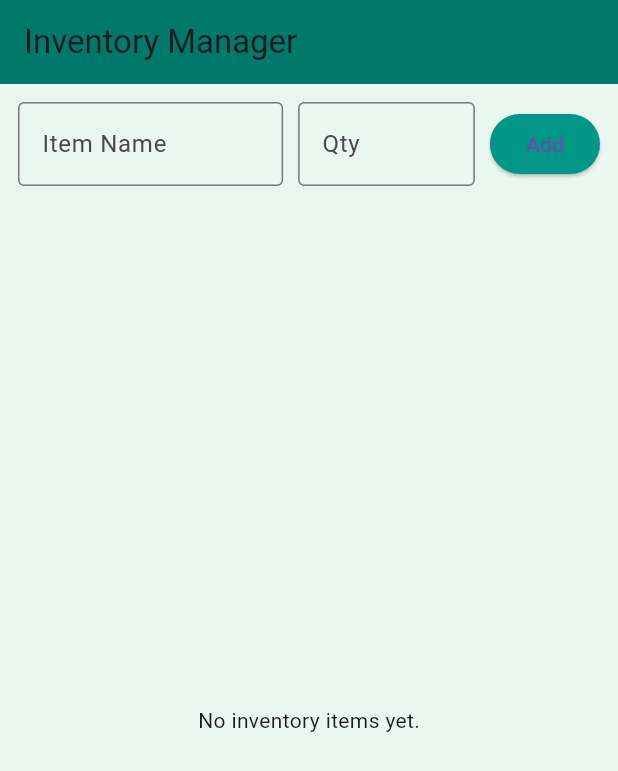
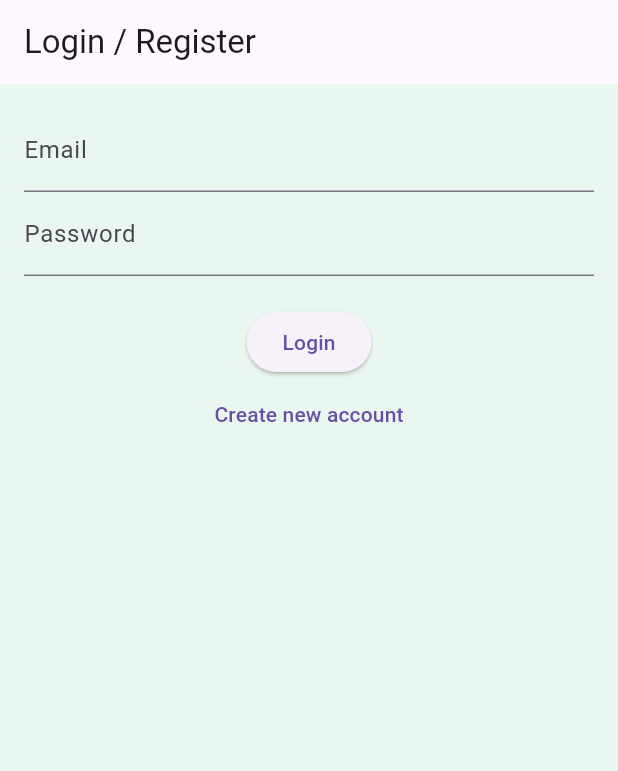
Before and after one commit to Mr-Adwok/flutter-assignment, a Flutter app: the screen it shows after launch, on a phone screen of 412 x 824 dp. Shown: the top 771 px of the screen. Run offline on Flutter 3.47's test engine with Material 3 defaults, Android fonts, the phone set to English and light mode, and no system bars; our stand-ins replace cloud_firestore, firebase_auth, firebase_core; accounts and stored records are empty.

Commit message:
added the functionality of the app

```diff
--- a/inventory_app/lib/main.dart
+++ b/inventory_app/lib/main.dart
@@ -1,6 +1,30 @@
 import 'package:flutter/material.dart';
+import 'package:firebase_core/firebase_core.dart';
+import 'package:flutter/foundation.dart' show kIsWeb;
+import 'package:cloud_firestore/cloud_firestore.dart';
+import 'package:firebase_auth/firebase_auth.dart';
 
-void main() => runApp(InventoryApp());
+void main() async {
+  WidgetsFlutterBinding.ensureInitialized();
+
+  if (kIsWeb) {
+    await Firebase.initializeApp(
+      options: const FirebaseOptions(
+        apiKey: "AIzaSyCsaq7cDCsRtFnNYTsLyIFwoFbSmtM5uwA",
+        authDomain: "inventory-app-firebase.firebaseapp.com",
+        projectId: "inventory-app-firebase",
+        storageBucket: "inventory-app-firebase.appspot.com",
+        messagingSenderId: "951849016862",
+        appId: "1:951849016862:web:e8f7da7f84900b2a1fd80f",
+        measurementId: "G-4Z6HTQWL9F",
+      ),
+    );
+  } else {
+    await Firebase.initializeApp();
+  }
+
+  runApp(InventoryApp());
+}
 
 class InventoryApp extends StatelessWidget {
   @override
@@ -9,18 +33,100 @@ class InventoryApp extends StatelessWidget {
       title: 'Inventory Manager',
       theme: ThemeData(
         primarySwatch: Colors.teal,
-        scaffoldBackgroundColor: Color(0xFFEAF7F1), // Light mint green
+        scaffoldBackgroundColor: Color(0xFFEAF7F1),
       ),
-      home: InventoryHomePage(),
+      home: AuthWrapper(),
     );
   }
 }
 
-class InventoryItem {
-  String name;
-  int quantity;
+class AuthWrapper extends StatelessWidget {
+  @override
+  Widget build(BuildContext context) {
+    return StreamBuilder<User?>(
+      stream: FirebaseAuth.instance.authStateChanges(),
+      builder: (context, snapshot) {
+        if (snapshot.connectionState == ConnectionState.active) {
+          final user = snapshot.data;
+          if (user == null) {
+            return AuthPage();
+          } else {
+            return InventoryHomePage();
+          }
+        } else {
+          return Scaffold(body: Center(child: CircularProgressIndicator()));
+        }
+      },
+    );
+  }
+}
 
-  InventoryItem(this.name, this.quantity);
+class AuthPage extends StatefulWidget {
+  @override
+  _AuthPageState createState() => _AuthPageState();
+}
+
+class _AuthPageState extends State<AuthPage> {
+  final _emailController = TextEditingController();
+  final _passwordController = TextEditingController();
+  bool isLogin = true;
+
+  Future<void> _authenticate() async {
+    final email = _emailController.text.trim();
+    final password = _passwordController.text.trim();
+
+    try {
+      if (isLogin) {
+        await FirebaseAuth.instance.signInWithEmailAndPassword(
+          email: email,
+          password: password,
+        );
+      } else {
+        await FirebaseAuth.instance.createUserWithEmailAndPassword(
+          email: email,
+          password: password,
+        );
+      }
+    } catch (e) {
+      ScaffoldMessenger.of(
+        context,
+      ).showSnackBar(SnackBar(content: Text('Auth Error: $e')));
+    }
+  }
+
+  @override
+  Widget build(BuildContext context) {
+    return Scaffold(
+      appBar: AppBar(title: Text('Login / Register')),
+      body: Padding(
+        padding: const EdgeInsets.all(16.0),
+        child: Column(
+          children: [
+            TextField(
+              controller: _emailController,
+              decoration: InputDecoration(labelText: 'Email'),
+            ),
+            TextField(
+              controller: _passwordController,
+              decoration: InputDecoration(labelText: 'Password'),
+              obscureText: true,
+            ),
+            SizedBox(height: 20),
+            ElevatedButton(
+              onPressed: _authenticate,
+              child: Text(isLogin ? 'Login' : 'Register'),
+            ),
+            TextButton(
+              onPressed: () => setState(() => isLogin = !isLogin),
+              child: Text(
+                isLogin ? 'Create new account' : 'Already have an account?',
+              ),
+            ),
+          ],
+        ),
+      ),
+    );
+  }
 }
 
 class InventoryHomePage extends StatefulWidget {
@@ -29,33 +135,37 @@ class InventoryHomePage extends StatefulWidget {
 }
 
 class _InventoryHomePageState extends State<InventoryHomePage> {
-  final List<InventoryItem> _items = [];
   final TextEditingController _nameController = TextEditingController();
   final TextEditingController _qtyController = TextEditingController();
 
-  void _addItem() {
+  CollectionReference get inventoryCollection {
+    final user = FirebaseAuth.instance.currentUser;
+    return FirebaseFirestore.instance
+        .collection('users')
+        .doc(user!.uid)
+        .collection('inventory');
+  }
+
+  Future<void> _addItem() async {
     String name = _nameController.text.trim();
     int? qty = int.tryParse(_qtyController.text.trim());
 
     if (name.isNotEmpty && qty != null && qty > 0) {
-      setState(() {
-        _items.add(InventoryItem(name, qty));
-      });
+      await inventoryCollection.add({'name': name, 'quantity': qty});
       _nameController.clear();
       _qtyController.clear();
     }
   }
 
-  void _editItem(int index) {
-    InventoryItem item = _items[index];
-    TextEditingController editNameController = TextEditingController(
-      text: item.name,
+  Future<void> _editItem(DocumentSnapshot doc) async {
+    final TextEditingController editNameController = TextEditingController(
+      text: doc['name'],
     );
-    TextEditingController editQtyController = TextEditingController(
-      text: item.quantity.toString(),
+    final TextEditingController editQtyController = TextEditingController(
+      text: doc['quantity'].toString(),
     );
 
-    showDialog(
+    await showDialog(
       context: context,
       builder: (_) => AlertDialog(
         title: Text('Edit Item'),
@@ -79,14 +189,13 @@ class _InventoryHomePageState extends State<InventoryHomePage> {
             child: Text('Cancel'),
           ),
           ElevatedButton(
-            onPressed: () {
+            onPressed: () async {
               String newName = editNameController.text.trim();
               int? newQty = int.tryParse(editQtyController.text.trim());
-
               if (newName.isNotEmpty && newQty != null && newQty > 0) {
-                setState(() {
-                  _items[index].name = newName;
-                  _items[index].quantity = newQty;
+                await inventoryCollection.doc(doc.id).update({
+                  'name': newName,
+                  'quantity': newQty,
                 });
                 Navigator.pop(context);
               }
@@ -98,10 +207,12 @@ class _InventoryHomePageState extends State<InventoryHomePage> {
     );
   }
 
-  void _removeItem(int index) {
-    setState(() {
-      _items.removeAt(index);
-    });
+  Future<void> _removeItem(String docId) async {
+    await inventoryCollection.doc(docId).delete();
+  }
+
+  Future<void> _logout() async {
+    await FirebaseAuth.instance.signOut();
   }
 
   @override
@@ -110,6 +221,7 @@ class _InventoryHomePageState extends State<InventoryHomePage> {
       appBar: AppBar(
         title: Text('Inventory Manager'),
         backgroundColor: Colors.teal[700],
+        actions: [IconButton(icon: Icon(Icons.logout), onPressed: _logout)],
       ),
       body: Column(
         children: [
@@ -149,27 +261,38 @@ class _InventoryHomePageState extends State<InventoryHomePage> {
             ),
           ),
           Expanded(
-            child: _items.isEmpty
-                ? Center(child: Text("No inventory items yet."))
-                : ListView.builder(
-                    itemCount: _items.length,
+            child: StreamBuilder<QuerySnapshot>(
+              stream: inventoryCollection.snapshots(),
+              builder: (context, snapshot) {
+                if (snapshot.hasError) {
+                  return Center(child: Text('Error loading inventory'));
+                }
+                if (snapshot.connectionState == ConnectionState.waiting) {
+                  return Center(child: CircularProgressIndicator());
+                }
+                final docs = snapshot.data!.docs;
+                if (docs.isEmpty) {
+                  return Center(child: Text("No inventory items yet."));
+                }
+                return ListView.builder(
+                  itemCount: docs.length,
                   itemBuilder: (_, index) {
-                      final item = _items[index];
+                    final doc = docs[index];
+                    final data = doc.data()! as Map<String, dynamic>;
                     return Card(
                       color: Colors.white,
-                        margin: EdgeInsets.symmetric(
-                          horizontal: 12,
-                          vertical: 6,
-                        ),
+                      margin: EdgeInsets.symmetric(horizontal: 12, vertical: 6),
                       child: ListTile(
-                          title: Text(item.name),
-                          subtitle: Text("Quantity: ${item.quantity}"),
-                          onTap: () => _editItem(index),
+                        title: Text(data['name']),
+                        subtitle: Text("Quantity: ${data['quantity']}"),
+                        onTap: () => _editItem(doc),
                         trailing: IconButton(
                           icon: Icon(Icons.delete, color: Colors.red),
-                            onPressed: () => _removeItem(index),
+                          onPressed: () => _removeItem(doc.id),
                         ),
                       ),
+                    );
+                  },
                 );
               },
             ),
```
Also changed, not shown: inventory_app/pubspec.yaml (+12 -63 lines), 6 other files. Lines whose indentation alone changed are shown as unchanged.
